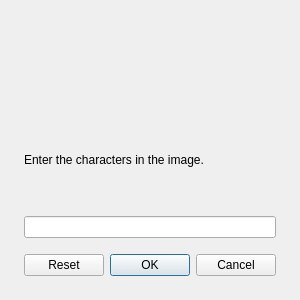
Old version of the form presentation/dialogs/graphcaptchawindow/graphcaptchawindow.ui in the repository wtalioy/JustConnect.
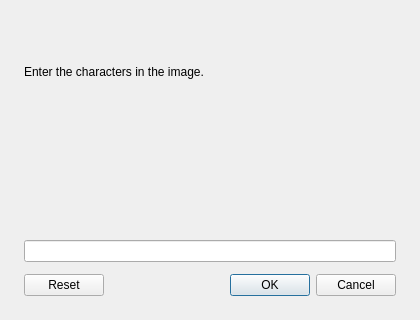
New version of the form. Custom widgets are drawn as their Qt base class.

Patch:
```diff
--- a/presentation/dialogs/graphcaptchawindow/graphcaptchawindow.ui
+++ b/presentation/dialogs/graphcaptchawindow/graphcaptchawindow.ui
@@ -6,14 +6,24 @@
    <rect>
     <x>0</x>
     <y>0</y>
-    <width>300</width>
-    <height>300</height>
+    <width>420</width>
+    <height>320</height>
    </rect>
   </property>
   <property name="windowTitle">
    <string>Image verification</string>
   </property>
   <layout class="QVBoxLayout" name="verticalLayout">
+   <item>
+    <widget class="QLabel" name="codeLabel">
+     <property name="text">
+      <string>Enter the characters in the image.</string>
+     </property>
+     <property name="wordWrap">
+      <bool>true</bool>
+     </property>
+    </widget>
+   </item>
    <item>
     <widget class="CaptchaCanvas" name="canvas">
      <property name="accessibleName">
@@ -24,16 +34,6 @@
      </property>
     </widget>
    </item>
-   <item>
-    <widget class="QLabel" name="codeLabel">
-     <property name="text">
-      <string>Enter the characters in the image.</string>
-     </property>
-     <property name="wordWrap">
-      <bool>true</bool>
-     </property>
-    </widget>
-   </item>
    <item>
     <widget class="QLineEdit" name="codeEdit">
      <property name="clearButtonEnabled">
@@ -52,7 +52,7 @@
     </widget>
    </item>
    <property name="spacing">
-    <number>16</number>
+    <number>12</number>
    </property>
    <property name="leftMargin">
     <number>24</number>
```
Left out of the diff: 2 changed lines with no effect on the pictures.
